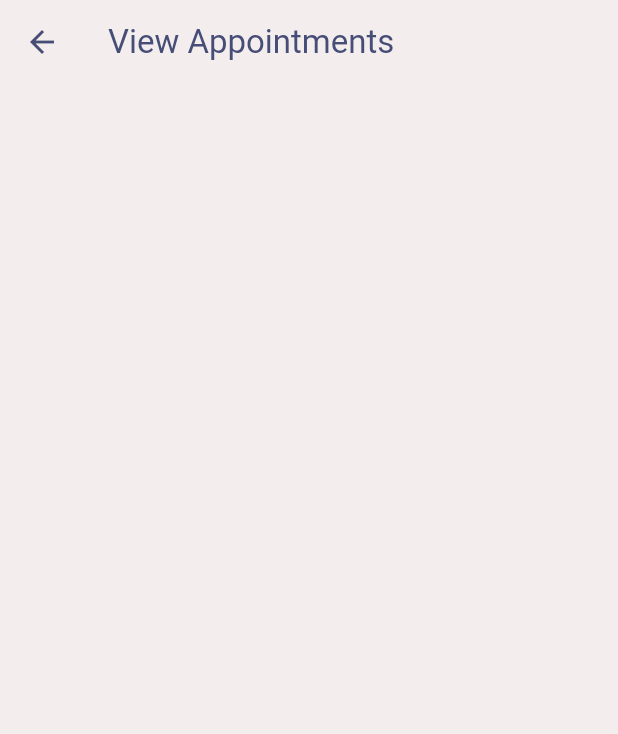
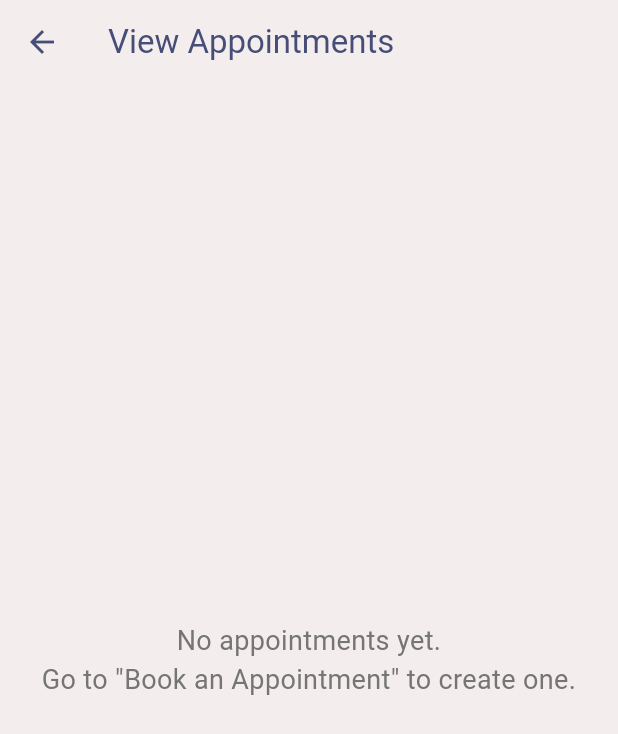
Before and after one commit to mcioc21/automate, a Flutter app: the AppointmentsPage screen opened directly, after a tap on "View Current Appointments", on a phone screen of 412 x 824 dp. Shown: the top 734 px of the screen. Run offline on Flutter 3.47's test engine with Material 3 defaults, Android fonts, the phone set to English and light mode, and no system bars; our stand-ins replace carousel_slider, cloud_firestore, firebase_auth, firebase_core, google_maps_flutter, shared_preferences; accounts and stored records are empty.

Commit message:
Added appointment rescheduling and deletion in ModifyAppointments page. Synced ViewAppointments page with changes made on appointmemts.

```diff
--- a/lib/homeOptions/homePage/home_page.dart
+++ b/lib/homeOptions/homePage/home_page.dart
@@ -22,7 +22,6 @@ class _HomePageState extends State<HomePage> {
   final FirebaseFirestore _firestore = FirebaseFirestore.instance;
   bool _showWelcomeBanner = false;
   int _userState = -1;
-  int _appointmentCount = -1;
   Vehicle? _vehicle;
   int _vehicleCount = -1;
 
@@ -51,7 +50,6 @@ class _HomePageState extends State<HomePage> {
       int appointmentCount = await fetchTodayAppointmentsCount(userProvider.user);
       setState(() {
         _userState =  1;
-        _appointmentCount = appointmentCount;
       });
 
       // Placeholder for checking if user has vehicles
@@ -61,7 +59,6 @@ class _HomePageState extends State<HomePage> {
     } else {
       setState(() {
         _userState = 0;
-        _appointmentCount = 0;
         _vehicleCount = 0; // Guest
       });
     }
--- a/lib/homeOptions/servicesPage/appointment_options.dart
+++ b/lib/homeOptions/servicesPage/appointment_options.dart
@@ -22,7 +22,7 @@ class AppointmentsPage extends StatelessWidget {
           mainAxisAlignment: MainAxisAlignment.center,
           children: [
             AppointmentButton(
-              title: "Make an Appointment",
+              title: "Book an Appointment",
               description: "Schedule a new appointment for service or repair.",
               onPressed: () {
                 Navigator.push(
--- a/lib/homeOptions/servicesPage/view_appointments.dart
+++ b/lib/homeOptions/servicesPage/view_appointments.dart
@@ -2,28 +2,41 @@ import 'package:automate/app_theme.dart';
 import 'package:automate/homeOptions/classes/appointment.dart';
 import 'package:automate/homeOptions/classes/vehicle.dart';
 import 'package:automate/homeOptions/classes/workshop.dart';
+import 'package:automate/homeOptions/servicesPage/modify_appointment.dart';
 import 'package:firebase_auth/firebase_auth.dart';
 import 'package:flutter/material.dart';
 import 'package:cloud_firestore/cloud_firestore.dart';
 import 'package:intl/intl.dart';
 
-class ViewAppointmentsPage extends StatelessWidget {
+class ViewAppointmentsPage extends StatefulWidget {
   const ViewAppointmentsPage({super.key});
 
+  @override
+  _ViewAppointmentsPageState createState() => _ViewAppointmentsPageState();
+}
+
+class _ViewAppointmentsPageState extends State<ViewAppointmentsPage> {
   @override
   Widget build(BuildContext context) {
     return Scaffold(
       appBar: AppBar(
         title: const Text('View Appointments'),
       ),
-      body: FutureBuilder<List<Appointment>>(
-        future:
-            fetchAppointments(), // Implement this function to fetch appointments from Firestore
+      body: StreamBuilder<List<Appointment>>(
+        stream: fetchAppointmentsStream(),
         builder: (context, snapshot) {
           if (snapshot.connectionState == ConnectionState.waiting) {
             return const Center(child: CircularProgressIndicator());
           } else if (snapshot.hasError) {
             return Center(child: Text('Error: ${snapshot.error}'));
+          } else if (snapshot.data == null || snapshot.data!.isEmpty) {
+            return Center(
+              child: Text(
+                "No appointments yet.\nGo to \"Book an Appointment\" to create one.",
+                textAlign: TextAlign.center,
+                style: TextStyle(fontSize: 18, color: Colors.grey[600]),
+              ),
+            );
           } else {
             List<Appointment> appointments = snapshot.data!;
             return Padding(
@@ -39,6 +52,22 @@ class ViewAppointmentsPage extends StatelessWidget {
         },
       ),
     );
+  }
+
+  Stream<List<Appointment>> fetchAppointmentsStream() {
+    User? user = FirebaseAuth.instance.currentUser;
+    if (user != null) {
+      DateTime today = DateTime.now();
+      DateTime todayAtNine = DateTime(today.year, today.month, today.day, 8);
+      return FirebaseFirestore.instance
+          .collection('appointments')
+          .where('userId', isEqualTo: user.uid)
+          .where('dateTime', isGreaterThanOrEqualTo: todayAtNine)
+          .snapshots()
+          .map((snapshot) => snapshot.docs.map((doc) => Appointment.fromSnapshot(doc)).toList());
+    } else {
+      return const Stream.empty(); // Return an empty stream if user is not logged in
+    }
   }
 }
 
@@ -174,8 +203,12 @@ class AppointmentTile extends StatelessWidget {
         ),
         trailing: ElevatedButton(
           onPressed: () {
-            // Navigate to view/modify appointment page
-            // You can implement this navigation logic here
+              Navigator.push(
+                  context,
+                  MaterialPageRoute(
+                    builder: (context) => ModifyAppointmentPage(appointment: appointment),
+                  ),
+          );
           },
           child: const Text('Details'),
         ),
@@ -189,30 +222,3 @@ class AppointmentTile extends StatelessWidget {
     return appointment.vehicleId != null ? 'Confirmed' : 'Not Confirmed';
   }
 }
-
-Future<List<Appointment>> fetchAppointments() async {
-  try {
-    // Get the current user
-    User? user = FirebaseAuth.instance.currentUser;
-    if (user != null) {
-      DateTime today = DateTime.now();
-      DateTime todayAtNine = DateTime(today.year, today.month, today.day, 8);
-
-      QuerySnapshot querySnapshot = await FirebaseFirestore.instance
-          .collection('appointments')
-          .where('userId', isEqualTo: user.uid)
-          .where('dateTime', isGreaterThanOrEqualTo: todayAtNine)
-          .get();
-      // Map each document to an Appointment object
-      List<Appointment> appointments = querySnapshot.docs
-          .map((doc) => Appointment.fromSnapshot(doc))
-          .toList();
-      return appointments;
-    } else {
-      // No user signed in
-      return []; // Return an empty list
-    }
-  } catch (e) {
-    return []; // Return an empty list in case of an error
-  }
-}
--- a/lib/otherWidgets/homePageButtons/home_page_top_buttons.dart
+++ b/lib/otherWidgets/homePageButtons/home_page_top_buttons.dart
@@ -7,7 +7,7 @@ import 'package:provider/provider.dart';
 class HomePageAppointmentButton extends StatefulWidget {
   final void Function(String)? navigateToServices;
 
-  HomePageAppointmentButton({Key? key, this.navigateToServices}) : super(key: key);
+  const HomePageAppointmentButton({super.key, this.navigateToServices});
 
   @override
   _HomePageAppointmentButtonState createState() => _HomePageAppointmentButtonState();
@@ -20,7 +20,7 @@ class _HomePageAppointmentButtonState extends State<HomePageAppointmentButton> {
   void initState() {
     super.initState();
     // Delay for 2 seconds before showing the button content
-    Future.delayed(Duration(seconds: 2), () {
+    Future.delayed(const Duration(seconds: 2), () {
       if (mounted) {
         setState(() {
           isLoading = false;
@@ -42,7 +42,10 @@ class _HomePageAppointmentButtonState extends State<HomePageAppointmentButton> {
         width: MediaQuery.of(context).size.width * 0.27,
         child: const Center(child: CircularProgressIndicator()),
       );
-    } else if (appointmentCount > 0) {
+    } else if (appointmentCount == 1) {
+      // Show button with appointment count
+      return _buildAppointmentButton(appointmentCount, 'viewAppointments', 'booking\n planned');
+    } else if (appointmentCount > 1) {
       // Show button with appointment count
       return _buildAppointmentButton(appointmentCount, 'viewAppointments', 'booking(s)\n planned');
     } else if (appointmentCount == 0 && userState == 1) {
--- a/lib/user_provider.dart
+++ b/lib/user_provider.dart
@@ -68,7 +68,7 @@ class UserProvider with ChangeNotifier {
       if(user != null){
       FirebaseFirestore firestore = FirebaseFirestore.instance;
       QuerySnapshot querySnapshot = await firestore
-          .collection('users').doc(user?.uid).collection('vehicles')
+          .collection('users').doc(user.uid).collection('vehicles')
           .where('isDefault', isEqualTo: true).get();
 
       if (querySnapshot.docs.isNotEmpty) {
@@ -80,7 +80,7 @@ class UserProvider with ChangeNotifier {
       }
       notifyListeners();
     } catch (e) {
-      print('Error fetching default vehicle: $e');
+      throw Exception('Error fetching default vehicle: $e');
     }
   }
 
```
Also changed, not shown: lib/homeOptions/classes/appointment.dart (+10 -2 lines), lib/homeOptions/servicesPage/modify_appointment.dart (+265 -0 lines).
